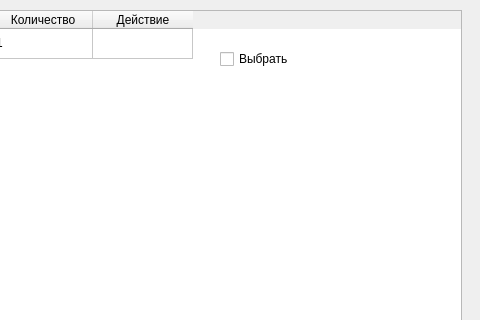
Old version of the form deleteproducts.ui in the repository diduk228/Orders; both pictures show x 329 to 809 and y 0 to 320 of the 809 by 507 pixel window.
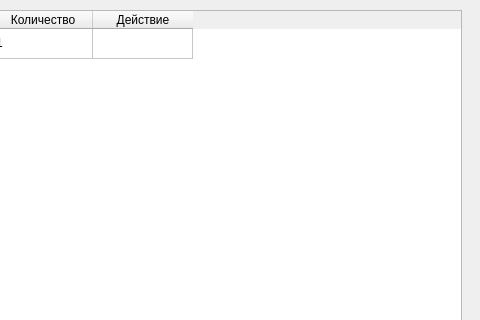
New version of the form.

Commit message: Доработал таблицу, теперь в таблице показывает чекбокс, можно вернуться обратно в меню

```diff
--- a/deleteproducts.ui
+++ b/deleteproducts.ui
@@ -105,19 +105,6 @@
      <string>Удалить выбранные товары</string>
     </property>
    </widget>
-   <widget class="QCheckBox" name="checkBox">
-    <property name="geometry">
-     <rect>
-      <x>549</x>
-      <y>49</y>
-      <width>77</width>
-      <height>20</height>
-     </rect>
-    </property>
-    <property name="text">
-     <string>Выбрать</string>
-    </property>
-   </widget>
   </widget>
   <widget class="QMenuBar" name="menubar">
    <property name="geometry">
```
The commit also changes 2 other files.
